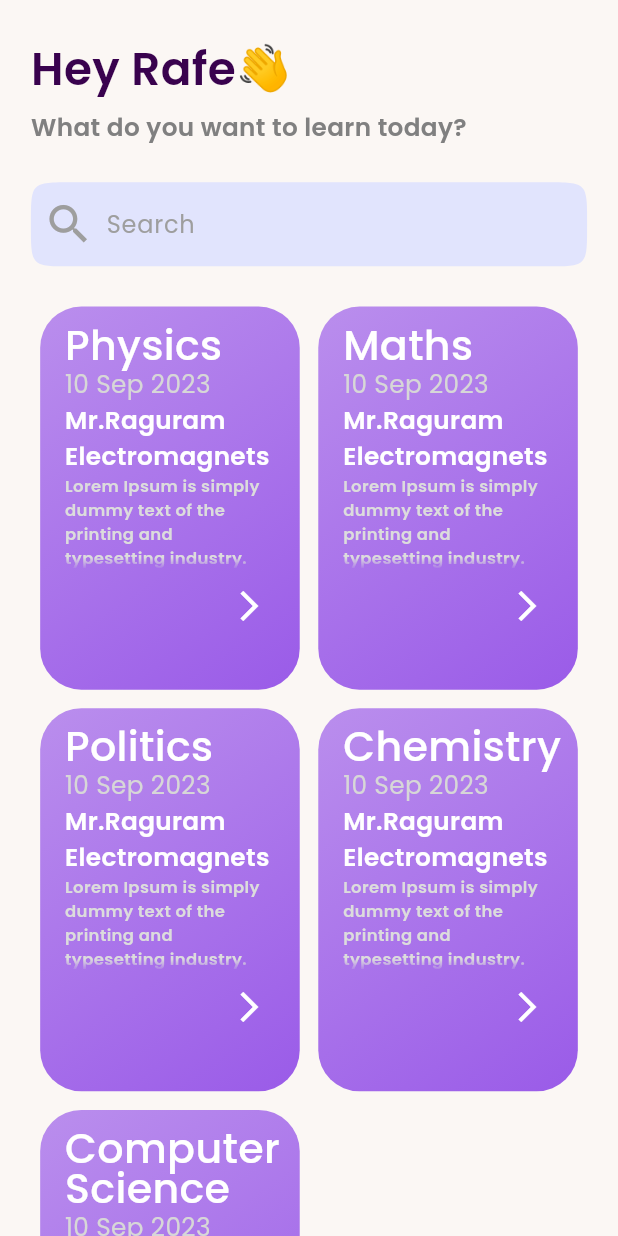
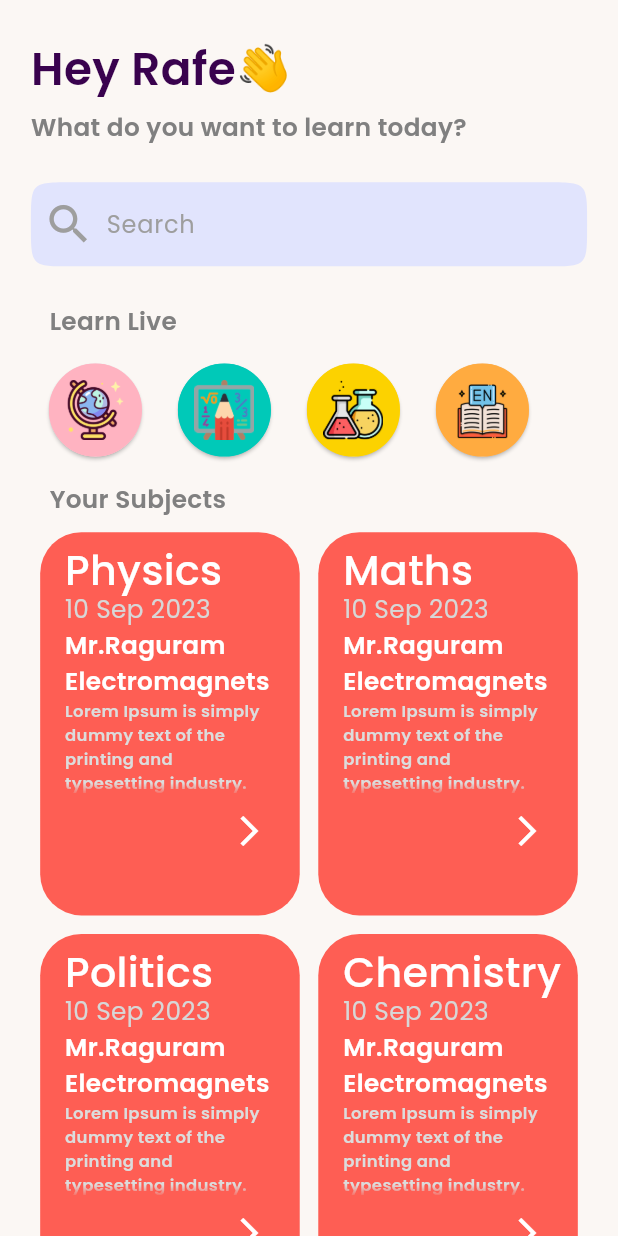
Before and after one commit to GouthamCArun/Studiesy, a Flutter app: the HomeScreen screen opened directly, on a phone screen of 412 x 824 dp. Run offline on Flutter 3.47's test engine with Material 3 defaults, Android fonts, the phone set to English and light mode, and no system bars; our stand-ins replace animated_toggle_switch, avatar_glow, email_validator, firebase_auth, firebase_core, google_fonts and 3 more; missing offline and left inert: molten_navigationbar_flutter; accounts and stored records are empty; network calls fail.

Commit message:
home screen updated

```diff
--- a/frontend/studiesy/lib/Ui/HomeScreen.dart
+++ b/frontend/studiesy/lib/Ui/HomeScreen.dart
@@ -1,6 +1,7 @@
 import 'package:flutter/material.dart';
 import 'package:google_fonts/google_fonts.dart';
 import 'package:sizer/sizer.dart';
+import 'package:studiesy/Ui/Transcription.dart';
 import 'package:studiesy/Ui/chatScreen.dart';
 
 class HomeScreen extends StatefulWidget {
@@ -11,12 +12,24 @@ class HomeScreen extends StatefulWidget {
 }
 
 class _HomeScreenState extends State<HomeScreen> {
+  List<Color> borderColors = [
+    Color(0xFFFFB3C1),
+    Color(0xFF00C9B8),
+    Color(0xFFFCD200),
+    Colors.orangeAccent
+  ];
+  List<String> imageAssets = [
+    'assets/image1.png',
+    'assets/image2.png',
+    'assets/image3.png',
+    'assets/image4.png',
+  ];
   List subjects = [
     'Physics',
     'Maths',
     'Politics',
     'Chemistry',
-    'Computer Science'
+    'Computer Science',
   ];
 
   @override
@@ -80,6 +93,75 @@ class _HomeScreenState extends State<HomeScreen> {
               ),
             ),
           ),
+          Padding(
+            padding: EdgeInsets.symmetric(horizontal: 8.w, vertical: 0.5.h),
+            child: Text(
+              'Learn Live',
+              style: GoogleFonts.poppins(
+                textStyle: TextStyle(
+                  fontWeight: FontWeight.w600,
+                  fontSize: 12.sp,
+                  color: const Color.fromARGB(255, 128, 128, 128),
+                ),
+              ),
+            ),
+          ),
+          Padding(
+            padding: EdgeInsets.only(left: 5.w),
+            child: Row(
+              children: [
+                for (int i = 0; i < 4; i++)
+                  Container(
+                    height: 70.0,
+                    width: 70.0,
+                    margin: EdgeInsets.all(8.0),
+                    child: Card(
+                      shape: CircleBorder(
+                        side: BorderSide(
+                          width: 2,
+                          color: borderColors[i],
+                        ),
+                      ),
+                      child: InkWell(
+                        onTap: () {
+                          Navigator.push(
+                            context,
+                            MaterialPageRoute(
+                                builder: (context) =>
+                                    const TranscriptionPage()),
+                          );
+                        },
+                        child: ClipOval(
+                          child: Container(
+                            color: borderColors[i],
+                            child: Center(
+                              child: Image.asset(
+                                imageAssets[i],
+                                height: 40.0,
+                                width: 40.0,
+                              ),
+                            ),
+                          ),
+                        ),
+                      ),
+                    ),
+                  ),
+              ],
+            ),
+          ),
+          Padding(
+            padding: EdgeInsets.symmetric(horizontal: 8.w, vertical: 0.5.h),
+            child: Text(
+              'Your Subjects',
+              style: GoogleFonts.poppins(
+                textStyle: TextStyle(
+                  fontWeight: FontWeight.w600,
+                  fontSize: 12.sp,
+                  color: const Color.fromARGB(255, 128, 128, 128),
+                ),
+              ),
+            ),
+          ),
           genNotes()
         ],
       )),
@@ -103,8 +185,8 @@ class _HomeScreenState extends State<HomeScreen> {
                         begin: Alignment.topLeft,
                         end: Alignment.bottomRight,
                         colors: [
-                          Color.fromRGBO(186, 142, 237, 1),
-                          Color.fromRGBO(154, 91, 232, 1),
+                          Color(0xFFFE5E54),
+                          Color(0xFFFE5E54),
                         ]),
                     borderRadius: BorderRadius.circular(20.sp)),
                 child: Column(
@@ -174,10 +256,15 @@ class _HomeScreenState extends State<HomeScreen> {
                       padding: EdgeInsets.only(left: 28.w),
                       child: IconButton(
                           onPressed: () {
-                            Navigator.push(context, MaterialPageRoute(
-            builder: (context) => const ConversationScreen(chatRoomId: 'dfdf', userName: 'sdsdsdsd',),
-          ),
-          );
+                            Navigator.push(
+                              context,
+                              MaterialPageRoute(
+                                builder: (context) => const ConversationScreen(
+                                  chatRoomId: 'dfdf',
+                                  userName: 'sdsdsdsd',
+                                ),
+                              ),
+                            );
                           },
                           icon: const Icon(
                             Icons.arrow_forward_ios,
--- a/frontend/studiesy/lib/Ui/Splashscreen.dart
+++ b/frontend/studiesy/lib/Ui/Splashscreen.dart
@@ -42,14 +42,14 @@ class _SplashScreenState extends State<SplashScreen> {
         Navigator.pushReplacement(
           context,
           MaterialPageRoute(
-            builder: (context) => TeacherScreen(),
+            builder: (context) => HomeScreen(),
           ),
         );
       } else {
         Navigator.pushReplacement(
           context,
           MaterialPageRoute(
-            builder: (context) => const NavigationPage(),
+            builder: (context) => const HomeScreen(),
           ),
         );
       }
--- a/frontend/studiesy/pubspec.yaml
+++ b/frontend/studiesy/pubspec.yaml
@@ -71,8 +71,8 @@ flutter:
   uses-material-design: true
 
   # To add assets to your application, add an assets section, like this:
-  # assets:
-  #   - images/a_dot_burr.jpeg
+  assets:
+    - assets/
   #   - images/a_dot_ham.jpeg
 
   # An image asset can refer to one or more resolution-specific "variants", see
```
Also changed, not shown: frontend/studiesy/lib/Ui/Teacher.dart (+5 -4 lines), frontend/studiesy/lib/Ui/Transcription.dart (added, +63 -0 lines), frontend/studiesy/assets/image1.png (added), frontend/studiesy/assets/image2.png (added), frontend/studiesy/assets/image3.png (added), frontend/studiesy/assets/image4.png (added).
